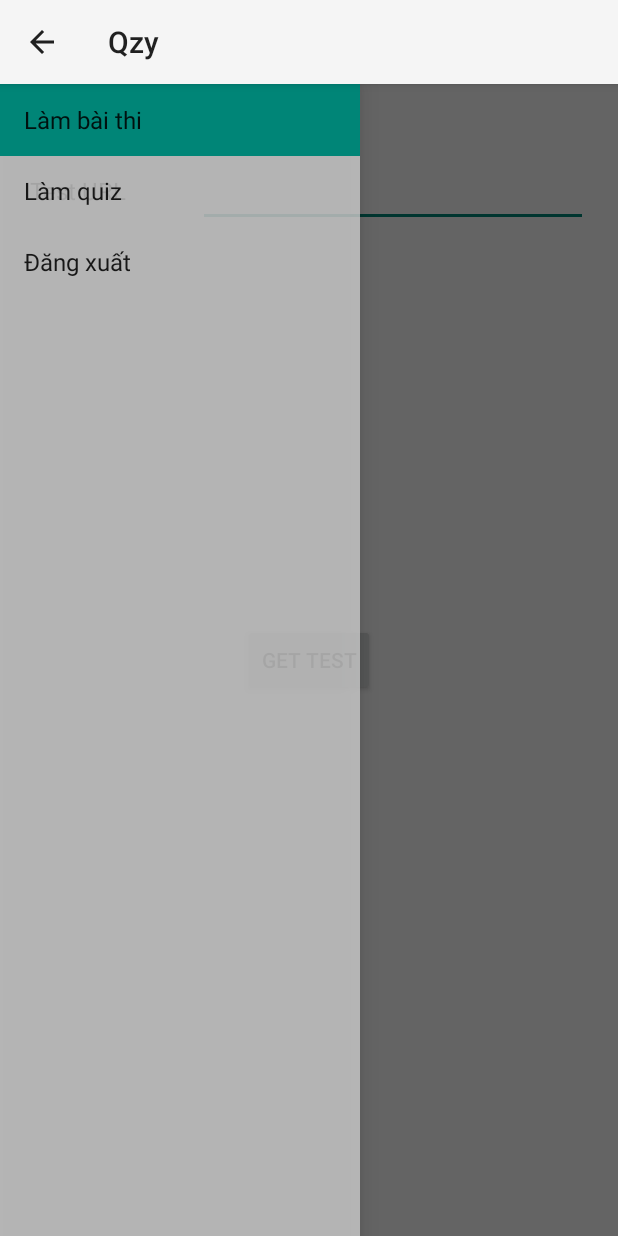
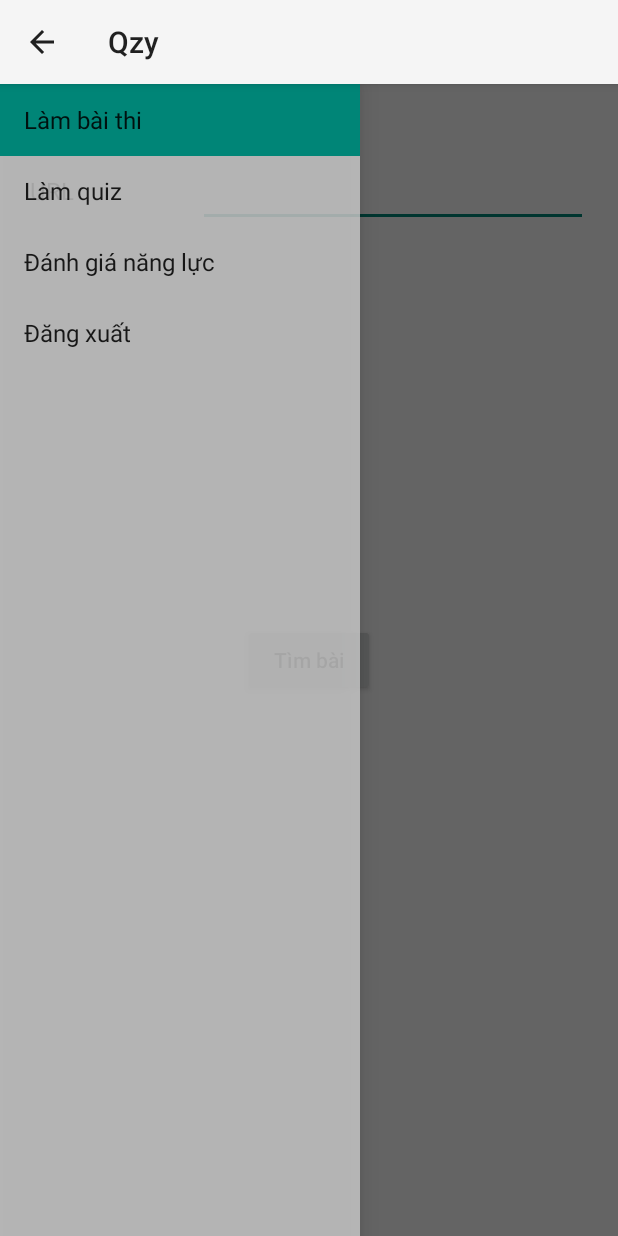
Before and after one commit to uethackathon06/uethackathon2015_team6, an Android app: the screen it shows after launch (MainActivity), on a phone screen of 412 x 824 dp. Run offline under Robolectric (Android 15) with nearby library versions, the phone set to English and light mode, and no system bars; 2 statements that could not run were skipped.

```diff
--- a/mobile/Qzy/app/src/main/AndroidManifest.xml
+++ b/mobile/Qzy/app/src/main/AndroidManifest.xml
@@ -7,6 +7,7 @@
         android:icon="@mipmap/ic_launcher"
         android:label="@string/app_name"
         android:theme="@style/Theme.AppCompat.Light" >
+
         <activity
             android:name=".MainActivity"
             android:label="@string/app_name" >
--- a/mobile/Qzy/app/src/main/java/barry/qzy/NavigationDrawerFragment.java
+++ b/mobile/Qzy/app/src/main/java/barry/qzy/NavigationDrawerFragment.java
@@ -105,6 +105,7 @@ public class NavigationDrawerFragment extends Fragment {
                         getString(R.string.title_section1),
                         getString(R.string.title_section2),
                         getString(R.string.title_section3),
+                        getString(R.string.title_section4)
                 }));
         mDrawerListView.setItemChecked(mCurrentSelectedPosition, true);
         return mDrawerListView;
--- a/mobile/Qzy/app/src/main/res/layout/answer_layout.xml
+++ b/mobile/Qzy/app/src/main/res/layout/answer_layout.xml
@@ -16,5 +16,5 @@
         android:textAllCaps="false"
         android:paddingLeft="10dp"
         android:layout_marginLeft="6dp"
-        android:background="#dddddd" />
+        android:background="#e0e0e0" />
 </LinearLayout>
--- a/mobile/Qzy/app/src/main/res/layout/get_test_layout.xml
+++ b/mobile/Qzy/app/src/main/res/layout/get_test_layout.xml
@@ -7,7 +7,7 @@
     <TextView
         android:layout_width="wrap_content"
         android:layout_height="wrap_content"
-        android:text="Test URL"
+        android:text="URL"
         android:id="@+id/textView"
         android:layout_gravity="left|top"
         android:layout_marginTop="60dp"
@@ -26,8 +26,9 @@
     <Button
         android:layout_width="wrap_content"
         android:layout_height="wrap_content"
-        android:text="Get Test"
+        android:text="Tìm bài"
         android:id="@+id/get_test"
+        android:textAllCaps="false"
         android:layout_gravity="center" />
 
 </FrameLayout>
--- a/mobile/Qzy/app/src/main/res/layout/take_quiz_layout.xml
+++ b/mobile/Qzy/app/src/main/res/layout/take_quiz_layout.xml
@@ -24,7 +24,7 @@
     <Button
         android:layout_width="wrap_content"
         android:layout_height="wrap_content"
-        android:text="@string/submit"
+        android:text="Trả lời"
         android:id="@+id/quiz_submit"
         android:textAllCaps="false"
         android:layout_gravity="center_horizontal" />
--- a/mobile/Qzy/app/src/main/res/values/strings.xml
+++ b/mobile/Qzy/app/src/main/res/values/strings.xml
@@ -3,7 +3,8 @@
 
     <string name="title_section1">Làm bài thi</string>
     <string name="title_section2">Làm quiz</string>
-    <string name="title_section3">Đăng xuất</string>
+    <string name="title_section3">Đánh giá năng lực</string>
+    <string name="title_section4">Đăng xuất</string>
     <string name="submit">Nộp bài</string>
 
     <string name="navigation_drawer_open">Open navigation drawer</string>
```
Also changed, not shown: mobile/Qzy/app/src/main/java/barry/qzy/MainActivity.java (+12 -6 lines).
